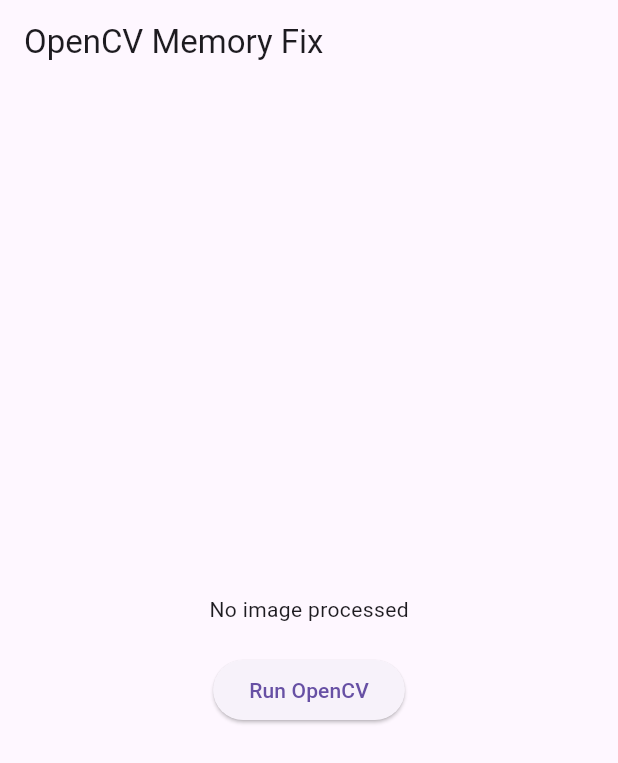
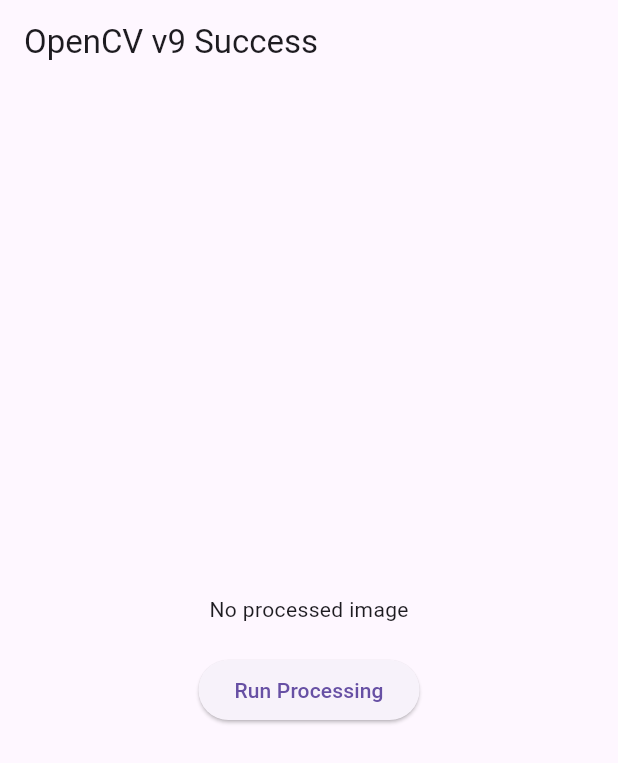
Before and after one commit to hoochiecoo/flutcv11, a Flutter app: the screen it shows after launch, on a phone screen of 412 x 824 dp. Shown: the top 763 px of the screen. Run offline on Flutter 3.47's test engine with Material 3 defaults, Android fonts, the phone set to English and light mode, and no system bars.

Commit message:
Add files via upload

```diff
--- a/lib/main.dart
+++ b/lib/main.dart
@@ -19,31 +19,22 @@ class _OpenCVAppState extends State<OpenCVApp> {
   Future<void> _process() async {
     try {
       final String? path = await platform.invokeMethod('processImage');
-      setState(() {
-        _image = path;
-      });
-    } catch (e) {
-      debugPrint("Error: $e");
-    }
+      setState(() { _image = path; });
+    } catch (e) { debugPrint("Error: $e"); }
   }
 
   @override
   Widget build(BuildContext context) {
     return Scaffold(
-      appBar: AppBar(title: const Text('OpenCV Memory Fix')),
+      appBar: AppBar(title: const Text('OpenCV v9 Success')),
       body: Center(
         child: Column(
           mainAxisAlignment: MainAxisAlignment.center,
           children: [
-            if (_image != null)
-              Image.file(File(_image!), height: 300)
-            else
-              const Text('No image processed'),
+            if (_image != null) Image.file(File(_image!), height: 300)
+            else const Text('No processed image'),
             const SizedBox(height: 20),
-            ElevatedButton(
-              onPressed: _process,
-              child: const Text('Run OpenCV')
-            ),
+            ElevatedButton(onPressed: _process, child: const Text('Run Processing')),
           ],
         ),
       ),
```
Also changed, not shown: 10 other files.
